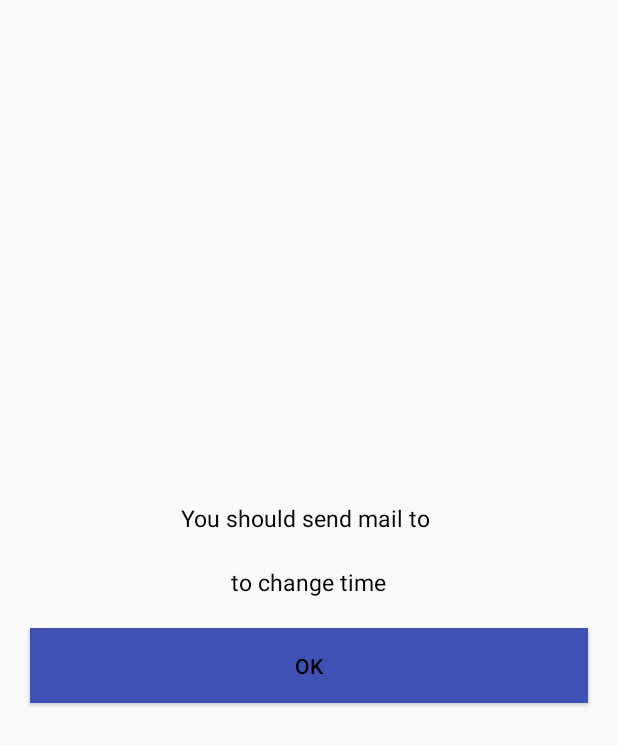
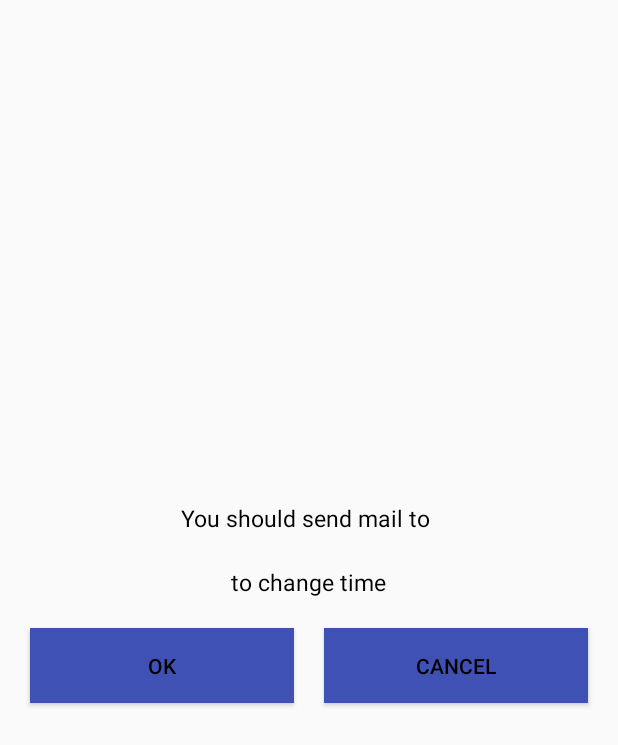
Before and after one commit to Abdelrahman2010/Google-API-Task, an Android app: the layout alert_dialog.xml on its own in the app's theme, with its tools: preview values and no code run, on a phone screen of 412 x 824 dp. Shown: the top 745 px of the screen. Run offline under Robolectric (Android 15) with nearby library versions, the phone set to English and light mode, and no system bars; network calls fail.

Commit message:
First version

```diff
--- a/app/src/main/res/layout/activity_main.xml
+++ b/app/src/main/res/layout/activity_main.xml
@@ -14,6 +14,7 @@
         android:layout_width="match_parent"
         android:id="@+id/sign_in_button"
         android:layout_gravity="center"
+        android:visibility="gone"
         android:layout_height="70dp">
 
     </com.google.android.gms.common.SignInButton>
--- a/app/src/main/res/layout/alert_dialog.xml
+++ b/app/src/main/res/layout/alert_dialog.xml
@@ -51,6 +51,18 @@
 
             android:layout_height="match_parent" />
 
+        <Button
+            android:layout_width="match_parent"
+            android:layout_weight="1"
+            android:layout_margin="10dp"
+            android:background="@color/colorPrimary"
+            android:textColor="#000"
+            android:text="Cancel"
+            android:id="@+id/Cancel"
+            android:gravity="center"
+
+            android:layout_height="match_parent" />
+
 
     </LinearLayout>
 
```
Also changed, not shown: app/src/main/java/Controllers/EventsControl.java (+21 -1 lines), app/src/main/java/com/abdo/hp/task/CustList.java (+29 -2 lines), app/src/main/java/com/abdo/hp/task/Home.java (+1 -31 lines), app/src/main/java/com/abdo/hp/task/MainActivity.java (+1 -6 lines).
